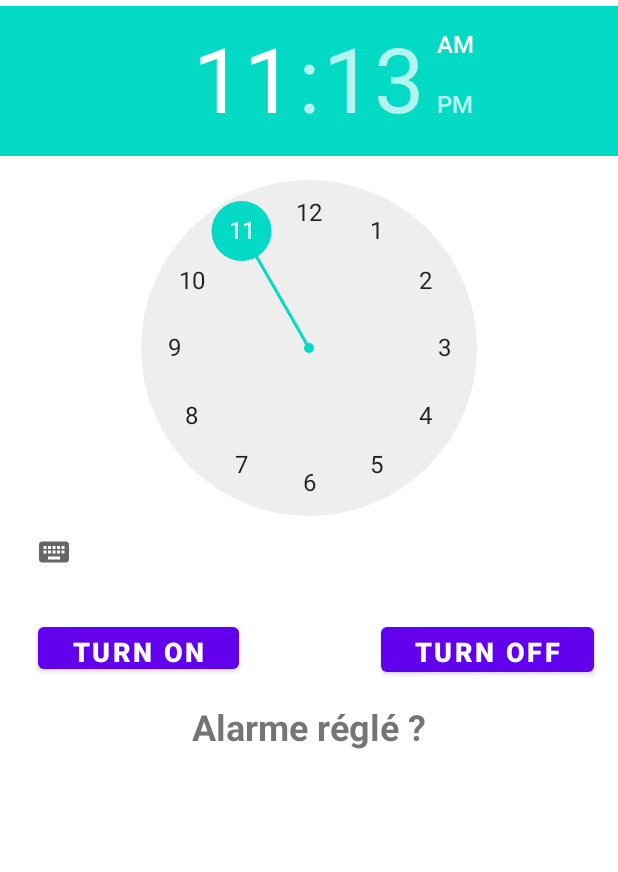
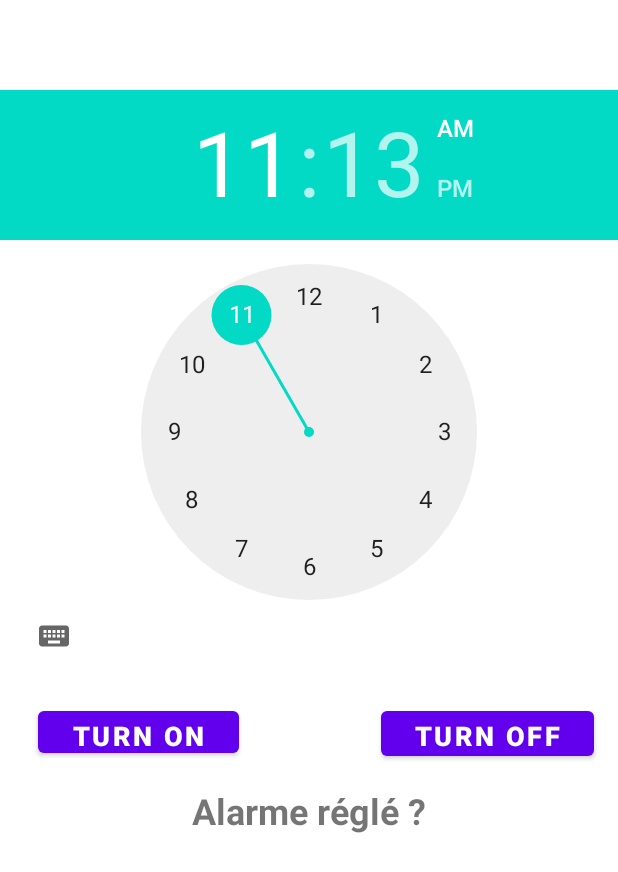
Before and after one commit to aruseus98/ProjetAlarmeV2, an Android app: the layout content_main.xml on its own in the app's theme, with its tools: preview values and no code run, on a phone screen of 412 x 824 dp. Shown: the top 872 px of the screen. Run offline under Robolectric (Android 15) with nearby library versions, the phone set to English and light mode, and no system bars.

Commit message:
modif visuel

```diff
--- a/app/src/main/java/com/licence/projetalarme/MainActivity.java
+++ b/app/src/main/java/com/licence/projetalarme/MainActivity.java
@@ -65,6 +65,7 @@ public class MainActivity extends AppCompatActivity {
         return true;
     }
 
+
     @Override
     public boolean onOptionsItemSelected(MenuItem item) {
         // Handle action bar item clicks here. The action bar will
--- a/app/src/main/res/layout/content_main.xml
+++ b/app/src/main/res/layout/content_main.xml
@@ -11,7 +11,7 @@
         android:id="@+id/timePicker"
         android:layout_width="wrap_content"
         android:layout_height="wrap_content"
-        android:layout_marginTop="4dp"
+        android:layout_marginTop="60dp"
         android:timePickerMode="clock"
         app:layout_constraintEnd_toEndOf="parent"
         app:layout_constraintHorizontal_bias="0.0"
```
